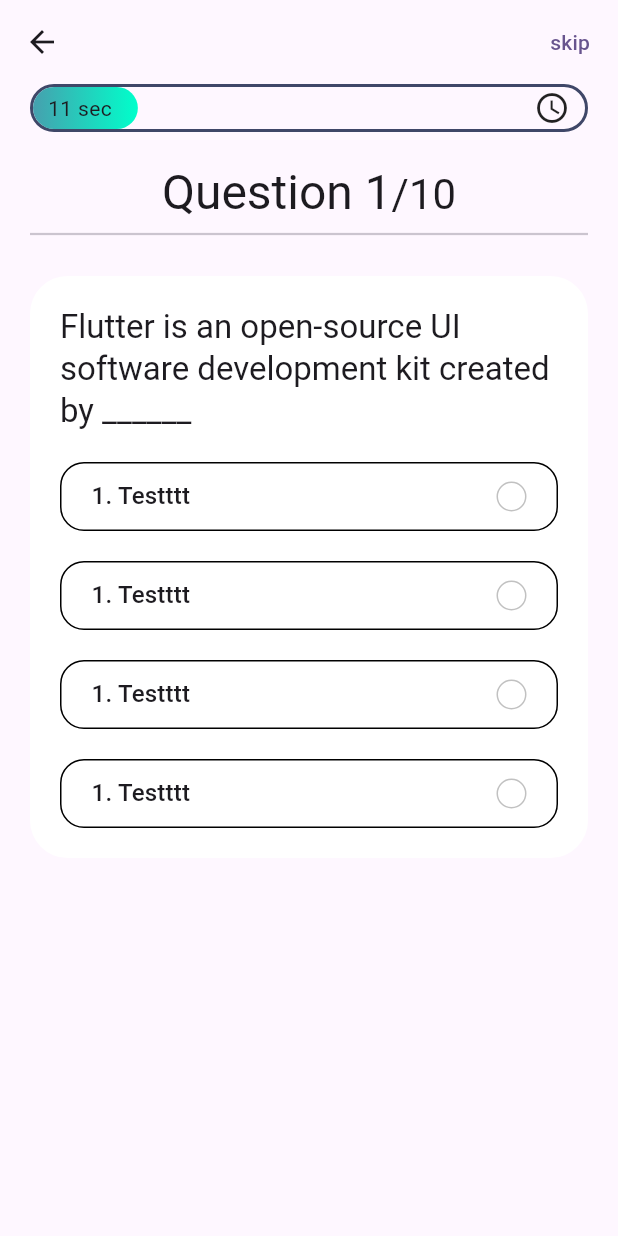
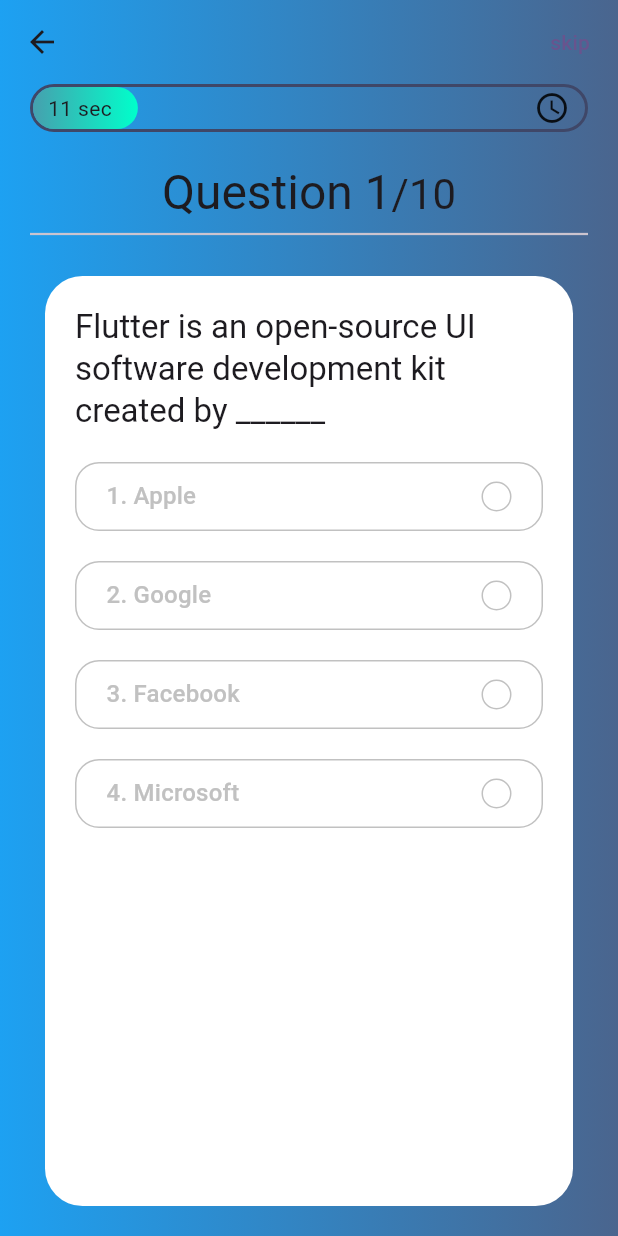
Before and after one commit to thienphan630/iq_app, a Flutter app: the QuizScreen screen opened directly, on a phone screen of 412 x 824 dp. Run offline on Flutter 3.47's test engine with Material 2 defaults, Android fonts, the phone set to English and light mode, and no system bars; our stand-ins replace dartz, dio, equatable, get, shared_preferences; accounts and stored records are empty.

Commit message:
slide and color

```diff
--- a/lib/core/util/constants/colors.dart
+++ b/lib/core/util/constants/colors.dart
@@ -1,5 +1,6 @@
 import 'package:flutter/material.dart';
 
+const kBackgroundColor = Color(0xFF000000);
 const kSecondaryColor = Color(0xFF8B94BC);
 const kGreenColor = Color(0xFF6AC259);
 const kRedColor = Color(0xFFE92E30);
@@ -10,6 +11,8 @@ const kPrimaryGradient = LinearGradient(
   begin: Alignment.centerLeft,
   end: Alignment.centerRight,
 );
+const kBackgroundGradient =
+    LinearGradient(colors: [Color(0xFF1DA1F2), Color(0xFF4A658E)]);
 
 const double kDefaultPadding = 20.0;
 
--- a/lib/features/presentation/pages/quiz/quiz_screen.dart
+++ b/lib/features/presentation/pages/quiz/quiz_screen.dart
@@ -1,4 +1,5 @@
 import 'package:multiple_choice/core/util/constants/colors.dart';
+import 'package:multiple_choice/features/models/question_model.dart';
 import 'package:multiple_choice/features/presentation/pages/quiz/widgets/process_bar.dart';
 import 'package:flutter/material.dart';
 import 'package:multiple_choice/features/presentation/pages/quiz/widgets/question_card.dart';
@@ -9,6 +10,7 @@ class QuizScreen extends StatelessWidget {
   @override
   Widget build(BuildContext context) {
     return Scaffold(
+      extendBodyBehindAppBar: true,
       appBar: AppBar(
         backgroundColor: Colors.transparent,
         elevation: 0,
@@ -19,8 +21,16 @@ class QuizScreen extends StatelessWidget {
           ),
         ],
       ),
-      body: Padding(
+      body: Stack(
+        children: [
+          Container(
+            decoration: const BoxDecoration(
+                color: kBackgroundColor, gradient: kBackgroundGradient),
+          ),
+          SafeArea(
+            child: Container(
               padding: const EdgeInsets.symmetric(horizontal: kDefaultPadding),
+              color: Colors.transparent,
               child: Column(
                 children: [
                   const ProcessBar(),
@@ -36,10 +46,17 @@ class QuizScreen extends StatelessWidget {
                         ]),
                   ),
                   const Divider(thickness: 1.5),
-            const SizedBox(height: kDefaultPadding),
-            const QuestionCard()
+                  Expanded(
+                      child: PageView.builder(
+                          itemCount: sampleData.length,
+                          itemBuilder: (context, index) {
+                            return QuestionCard(questionIndex: index);
+                          }))
                 ],
               ),
+            ),
+          ),
+        ],
       ),
     );
   }
--- a/lib/features/presentation/pages/quiz/widgets/option_widget.dart
+++ b/lib/features/presentation/pages/quiz/widgets/option_widget.dart
@@ -4,7 +4,11 @@ import 'package:multiple_choice/core/util/constants/colors.dart';
 class Option extends StatelessWidget {
   const Option({
     super.key,
+    required this.index,
+    required this.question,
   });
+  final int index;
+  final String question;
 
   @override
   Widget build(BuildContext context) {
@@ -13,13 +17,17 @@ class Option extends StatelessWidget {
       padding: const EdgeInsets.symmetric(
           horizontal: kDefaultPadding, vertical: kDefaultPadding / 2),
       decoration: BoxDecoration(
-          border: Border.all(), borderRadius: BorderRadius.circular(16)),
+          border: Border.all(color: kGrayColor),
+          borderRadius: BorderRadius.circular(16)),
       child: Row(
         mainAxisAlignment: MainAxisAlignment.spaceBetween,
         children: [
           Text(
-            '1. Testttt',
-            style: Theme.of(context).textTheme.titleMedium,
+            '${index + 1}. $question',
+            style: Theme.of(context)
+                .textTheme
+                .titleMedium
+                ?.copyWith(color: kGrayColor),
           ),
           Container(
             height: 20,
--- a/lib/features/presentation/pages/quiz/widgets/question_card.dart
+++ b/lib/features/presentation/pages/quiz/widgets/question_card.dart
@@ -6,12 +6,16 @@ import 'package:multiple_choice/features/presentation/pages/quiz/widgets/option_
 class QuestionCard extends StatelessWidget {
   const QuestionCard({
     super.key,
+    required this.questionIndex,
   });
+  final int questionIndex;
 
   @override
   Widget build(BuildContext context) {
     return Container(
       padding: const EdgeInsets.all(kDefaultPadding),
+      margin: const EdgeInsets.symmetric(
+          horizontal: kDefaultPadding / 2, vertical: kDefaultPadding),
       decoration: BoxDecoration(
         color: Colors.white,
         borderRadius: BorderRadius.circular(25),
@@ -19,13 +23,19 @@ class QuestionCard extends StatelessWidget {
       child: Column(
         children: [
           Text(
-            sampleData[0]['question'],
+            sampleData[questionIndex]['question'],
             style: Theme.of(context).textTheme.titleLarge,
           ),
-          const Option(),
-          const Option(),
-          const Option(),
-          const Option(),
+          Expanded(
+            child: ListView.builder(
+                itemCount: sampleData[questionIndex]['options'].length,
+                itemBuilder: (context, index) {
+                  return Option(
+                    index: index,
+                    question: sampleData[questionIndex]['options'][index],
+                  );
+                }),
+          ),
         ],
       ),
     );
```
Lines whose indentation alone changed are shown as unchanged.
